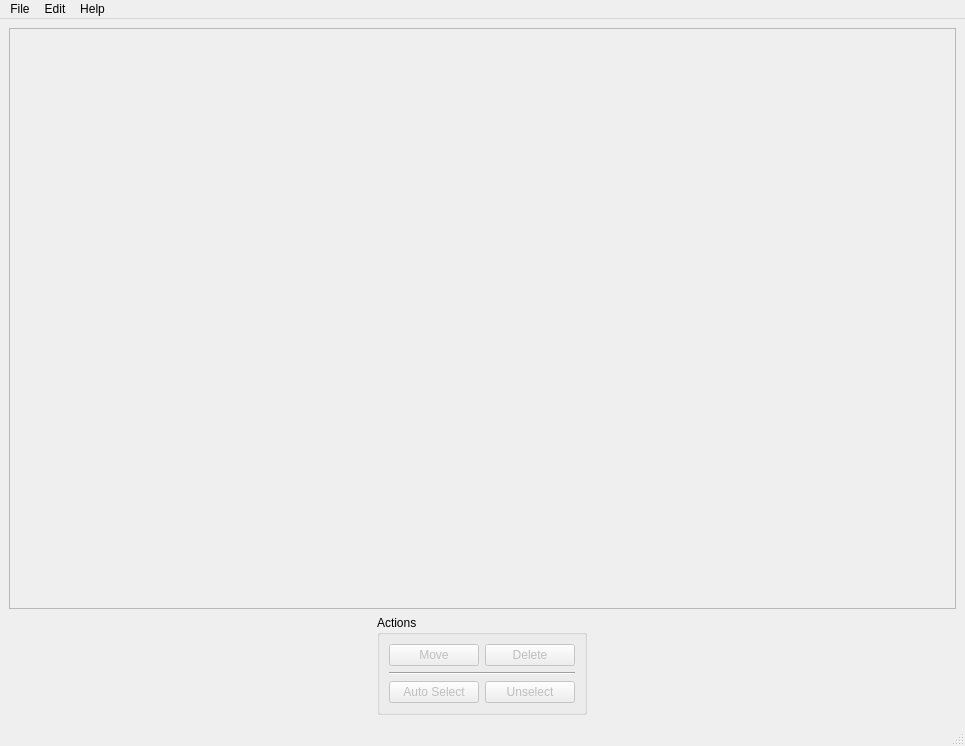
Above: doppelganger/resources/ui/mainwindow.ui from max-dw-i/myfyrio before the change. Below: the same form after it.
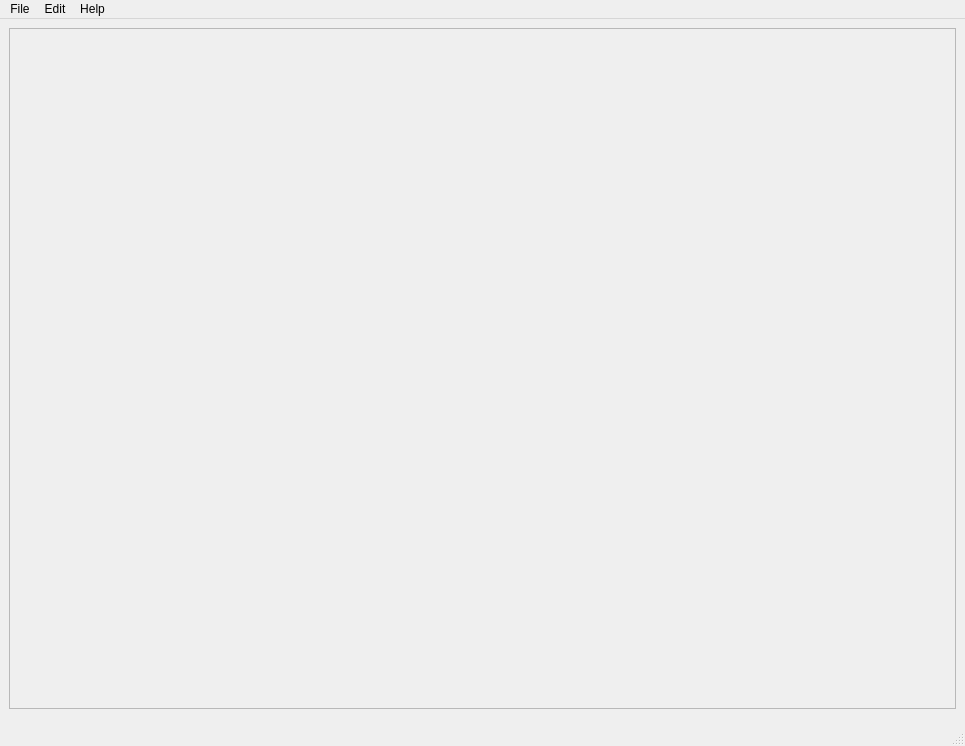
That is the form after the change. Icons and pictures are not drawn.

Commit message: Move 'actions' buttons into a separate module

What changed in the file:
```diff
--- a/doppelganger/resources/ui/mainwindow.ui
+++ b/doppelganger/resources/ui/mainwindow.ui
@@ -69,7 +69,7 @@
          <x>0</x>
          <y>0</y>
          <width>945</width>
-         <height>569</height>
+         <height>676</height>
         </rect>
        </property>
        <layout class="QVBoxLayout" name="scrollAreaLayout">
@@ -143,188 +143,6 @@
           <property name="bottomMargin">
            <number>0</number>
           </property>
-          <item>
-           <widget class="QGroupBox" name="actionsGrp">
-            <property name="sizePolicy">
-             <sizepolicy hsizetype="Fixed" vsizetype="Preferred">
-              <horstretch>0</horstretch>
-              <verstretch>0</verstretch>
-             </sizepolicy>
-            </property>
-            <property name="minimumSize">
-             <size>
-              <width>0</width>
-              <height>0</height>
-             </size>
-            </property>
-            <property name="maximumSize">
-             <size>
-              <width>16777215</width>
-              <height>16777215</height>
-             </size>
-            </property>
-            <property name="title">
-             <string>Actions</string>
-            </property>
-            <layout class="QVBoxLayout" name="verticalLayout_3">
-             <property name="leftMargin">
-              <number>9</number>
-             </property>
-             <property name="topMargin">
-              <number>9</number>
-             </property>
-             <property name="rightMargin">
-              <number>9</number>
-             </property>
-             <item>
-              <widget class="QWidget" name="moveBtnsWidget" native="true">
-               <layout class="QHBoxLayout" name="horizontalLayout_4">
-                <property name="leftMargin">
-                 <number>0</number>
-                </property>
-                <property name="topMargin">
-                 <number>0</number>
-                </property>
-                <property name="rightMargin">
-                 <number>0</number>
-                </property>
-                <property name="bottomMargin">
-                 <number>0</number>
-                </property>
-                <item>
-                 <widget class="QPushButton" name="moveBtn">
-                  <property name="enabled">
-                   <bool>false</bool>
-                  </property>
-                  <property name="sizePolicy">
-                   <sizepolicy hsizetype="Minimum" vsizetype="Fixed">
-                    <horstretch>0</horstretch>
-                    <verstretch>0</verstretch>
-                   </sizepolicy>
-                  </property>
-                  <property name="minimumSize">
-                   <size>
-                    <width>90</width>
-                    <height>0</height>
-                   </size>
-                  </property>
-                  <property name="maximumSize">
-                   <size>
-                    <width>16777215</width>
-                    <height>16777215</height>
-                   </size>
-                  </property>
-                  <property name="toolTip">
-                   <string>Move selected images</string>
-                  </property>
-                  <property name="text">
-                   <string>Move</string>
-                  </property>
-                 </widget>
-                </item>
-                <item>
-                 <widget class="QPushButton" name="deleteBtn">
-                  <property name="enabled">
-                   <bool>false</bool>
-                  </property>
-                  <property name="sizePolicy">
-                   <sizepolicy hsizetype="Minimum" vsizetype="Fixed">
-                    <horstretch>0</horstretch>
-                    <verstretch>0</verstretch>
-                   </sizepolicy>
-                  </property>
-                  <property name="minimumSize">
-                   <size>
-                    <width>90</width>
-                    <height>0</height>
-                   </size>
-                  </property>
-                  <property name="maximumSize">
-                   <size>
-                    <width>16777215</width>
-                    <height>16777215</height>
-                   </size>
-                  </property>
-                  <property name="toolTip">
-                   <string>Delete selected images</string>
-                  </property>
-                  <property name="toolTipDuration">
-                   <number>0</number>
-                  </property>
-                  <property name="text">
-                   <string>Delete</string>
-                  </property>
-                 </widget>
-                </item>
-               </layout>
-              </widget>
-             </item>
-             <item>
-              <widget class="Line" name="line">
-               <property name="orientation">
-                <enum>Qt::Horizontal</enum>
-               </property>
-              </widget>
-             </item>
-             <item>
-              <widget class="QWidget" name="selectBtnsWidget" native="true">
-               <layout class="QHBoxLayout" name="horizontalLayout_5">
-                <property name="leftMargin">
-                 <number>0</number>
-                </property>
-                <property name="topMargin">
-                 <number>0</number>
-                </property>
-                <property name="rightMargin">
-                 <number>0</number>
-                </property>
-                <property name="bottomMargin">
-                 <number>0</number>
-                </property>
-                <item>
-                 <widget class="QPushButton" name="autoSelectBtn">
-                  <property name="enabled">
-                   <bool>false</bool>
-                  </property>
-                  <property name="sizePolicy">
-                   <sizepolicy hsizetype="Minimum" vsizetype="Fixed">
-                    <horstretch>0</horstretch>
-                    <verstretch>0</verstretch>
-                   </sizepolicy>
-                  </property>
-                  <property name="minimumSize">
-                   <size>
-                    <width>90</width>
-                    <height>0</height>
-                   </size>
-                  </property>
-                  <property name="text">
-                   <string>Auto Select</string>
-                  </property>
-                 </widget>
-                </item>
-                <item>
-                 <widget class="QPushButton" name="unselectBtn">
-                  <property name="enabled">
-                   <bool>false</bool>
-                  </property>
-                  <property name="minimumSize">
-                   <size>
-                    <width>90</width>
-                    <height>0</height>
-                   </size>
-                  </property>
-                  <property name="text">
-                   <string>Unselect</string>
-                  </property>
-                 </widget>
-                </item>
-               </layout>
-              </widget>
-             </item>
-            </layout>
-           </widget>
-          </item>
          </layout>
         </widget>
        </item>
```
The commit also changes 5 other files.
